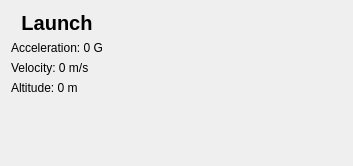
This is Frontend/Widgets/StateDisplayWidget/statedisplaywidget.ui in WPI-HPRC/groundstation-2025 as Qt 5 draws it before an edit. The edited form follows.
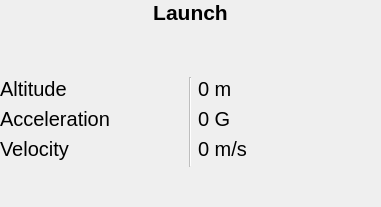
This is the edited form. Custom widgets are drawn as their Qt base class.

Commit message: improved widget layout

Diff of the .ui file:
```diff
--- a/Frontend/Widgets/StateDisplayWidget/statedisplaywidget.ui
+++ b/Frontend/Widgets/StateDisplayWidget/statedisplaywidget.ui
@@ -6,32 +6,49 @@
    <rect>
     <x>0</x>
     <y>0</y>
-    <width>353</width>
-    <height>166</height>
+    <width>381</width>
+    <height>207</height>
    </rect>
   </property>
   <property name="windowTitle">
    <string>StateDisplayWidget</string>
   </property>
-  <layout class="QGridLayout" name="gridLayout" columnstretch="1,1,1,1,1">
-   <item row="4" column="0">
-    <spacer name="verticalSpacer">
-     <property name="orientation">
-      <enum>Qt::Orientation::Vertical</enum>
+  <layout class="QGridLayout" name="gridLayout" rowstretch="0,0,0,0,0,0,0,0,0,0,0">
+   <property name="leftMargin">
+    <number>0</number>
+   </property>
+   <property name="topMargin">
+    <number>0</number>
+   </property>
+   <property name="rightMargin">
+    <number>0</number>
+   </property>
+   <property name="bottomMargin">
+    <number>0</number>
+   </property>
+   <item row="7" column="1">
+    <widget class="QLabel" name="VelocityLabelTitle">
+     <property name="font">
+      <font>
+       <pointsize>15</pointsize>
+      </font>
      </property>
-     <property name="sizeHint" stdset="0">
-      <size>
-       <width>20</width>
-       <height>40</height>
-      </size>
+     <property name="text">
+      <string>Velocity</string>
      </property>
-    </spacer>
+     <property name="alignment">
+      <set>Qt::AlignmentFlag::AlignLeading|Qt::AlignmentFlag::AlignLeft|Qt::AlignmentFlag::AlignVCenter</set>
+     </property>
+     <property name="margin">
+      <number>0</number>
+     </property>
+    </widget>
    </item>
-   <item row="0" column="0">
+   <item row="3" column="1" colspan="3">
     <widget class="QLabel" name="StateName">
      <property name="font">
       <font>
-       <pointsize>15</pointsize>
+       <pointsize>16</pointsize>
        <italic>false</italic>
        <bold>true</bold>
        <underline>false</underline>
@@ -46,51 +63,119 @@
      </property>
     </widget>
    </item>
-   <item row="1" column="0">
+   <item row="9" column="1">
+    <spacer name="verticalSpacer">
+     <property name="orientation">
+      <enum>Qt::Orientation::Vertical</enum>
+     </property>
+     <property name="sizeHint" stdset="0">
+      <size>
+       <width>20</width>
+       <height>40</height>
+      </size>
+     </property>
+    </spacer>
+   </item>
+   <item row="6" column="3">
     <widget class="QLabel" name="AccelerationLabel">
+     <property name="font">
+      <font>
+       <pointsize>15</pointsize>
+      </font>
+     </property>
      <property name="text">
-      <string>Acceleration: 0 G</string>
+      <string>0 G</string>
+     </property>
+    </widget>
+   </item>
+   <item row="4" column="1" colspan="3">
+    <widget class="RocketFlightTimeWidget" name="TimeWidget" native="true">
+     <property name="sizePolicy">
+      <sizepolicy hsizetype="Expanding" vsizetype="Expanding">
+       <horstretch>0</horstretch>
+       <verstretch>0</verstretch>
+      </sizepolicy>
+     </property>
+     <property name="styleSheet">
+      <string notr="true"/>
+     </property>
+    </widget>
+   </item>
+   <item row="6" column="1">
+    <widget class="QLabel" name="AccelerationLabelTitle">
+     <property name="font">
+      <font>
+       <pointsize>15</pointsize>
+      </font>
+     </property>
+     <property name="text">
+      <string>Acceleration</string>
      </property>
      <property name="alignment">
       <set>Qt::AlignmentFlag::AlignLeading|Qt::AlignmentFlag::AlignLeft|Qt::AlignmentFlag::AlignVCenter</set>
      </property>
+     <property name="margin">
+      <number>0</number>
+     </property>
     </widget>
    </item>
-   <item row="2" column="0">
+   <item row="7" column="3">
     <widget class="QLabel" name="VelocityLabel">
+     <property name="font">
+      <font>
+       <pointsize>15</pointsize>
+      </font>
+     </property>
      <property name="text">
-      <string>Velocity: 0 m/s</string>
+      <string>0 m/s</string>
+     </property>
+    </widget>
+   </item>
+   <item row="5" column="1">
+    <widget class="QLabel" name="AltitudeLabelTitle">
+     <property name="font">
+      <font>
+       <pointsize>15</pointsize>
+      </font>
+     </property>
+     <property name="text">
+      <string>Altitude</string>
      </property>
      <property name="alignment">
       <set>Qt::AlignmentFlag::AlignLeading|Qt::AlignmentFlag::AlignLeft|Qt::AlignmentFlag::AlignVCenter</set>
      </property>
+     <property name="margin">
+      <number>0</number>
+     </property>
     </widget>
    </item>
-   <item row="0" column="3" colspan="2">
-    <spacer name="horizontalSpacer">
-     <property name="orientation">
-      <enum>Qt::Orientation::Horizontal</enum>
-     </property>
-     <property name="sizeHint" stdset="0">
-      <size>
-       <width>40</width>
-       <height>20</height>
-      </size>
-     </property>
-    </spacer>
-   </item>
-   <item row="3" column="0">
+   <item row="5" column="3">
     <widget class="QLabel" name="AltitudeLabel">
+     <property name="font">
+      <font>
+       <pointsize>15</pointsize>
+      </font>
+     </property>
      <property name="text">
-      <string>Altitude: 0 m</string>
-     </property>
-     <property name="alignment">
-      <set>Qt::AlignmentFlag::AlignLeading|Qt::AlignmentFlag::AlignLeft|Qt::AlignmentFlag::AlignVCenter</set>
+      <string>0 m</string>
      </property>
     </widget>
    </item>
-   <item row="0" column="1" colspan="2">
-    <widget class="RocketFlightTimeWidget" name="TimeWidget" native="true"/>
+   <item row="5" column="2" rowspan="4">
+    <widget class="Line" name="line">
+     <property name="enabled">
+      <bool>false</bool>
+     </property>
+     <property name="frameShadow">
+      <enum>QFrame::Shadow::Sunken</enum>
+     </property>
+     <property name="lineWidth">
+      <number>1</number>
+     </property>
+     <property name="orientation">
+      <enum>Qt::Orientation::Vertical</enum>
+     </property>
+    </widget>
    </item>
   </layout>
  </widget>
```
The commit also changes 3 other files.
